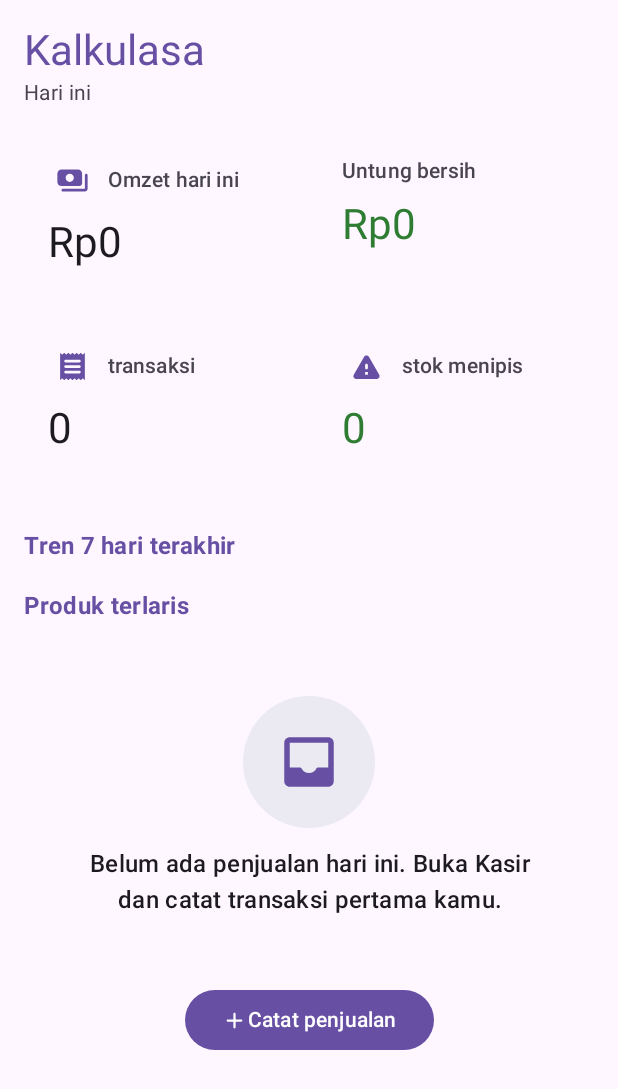
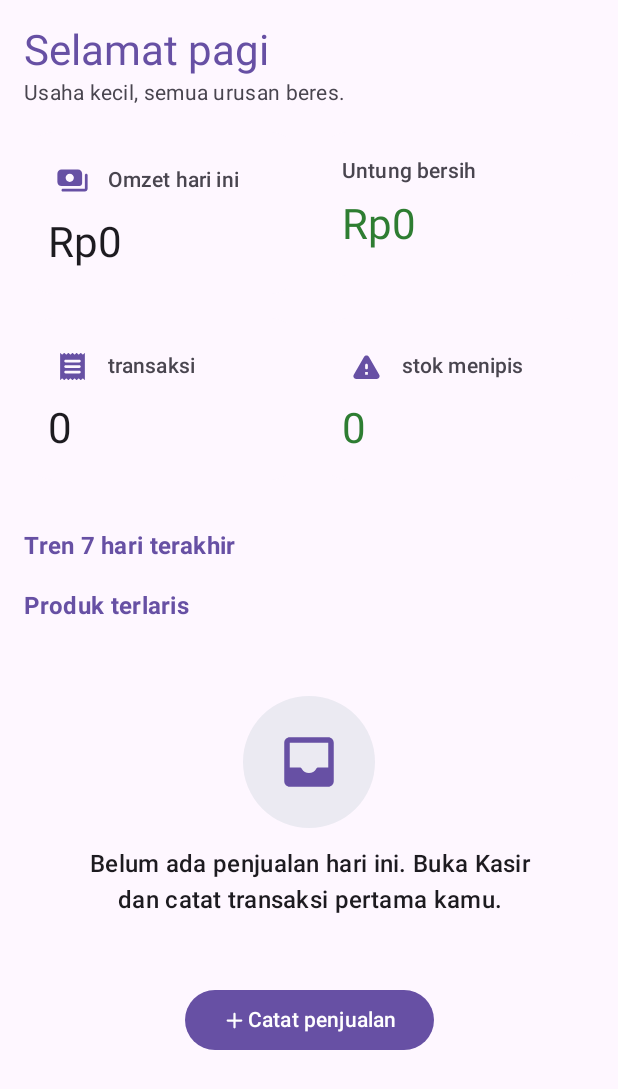
Before and after one commit to nekonaru/kalkulasa, an Android app built with Jetpack Compose: the composable HomeScreen shown on its own in the app's theme, on a phone screen of 412 x 824 dp. Shown: the top 1089 px of the screen. Run offline under Robolectric (Android 15) with nearby library versions, the phone set to English and light mode, and no system bars; our stand-ins replace Dagger/Hilt's generated code; 4 statements that could not run were skipped.

Commit message:
feat: v1.6.0 pinned products, time-aware greeting, Beranda header polish

```diff
--- a/app/build.gradle.kts
+++ b/app/build.gradle.kts
@@ -14,8 +14,8 @@ android {
         applicationId = "id.kalkulasa"
         minSdk = 24
         targetSdk = 35
-        versionCode = 6
-        versionName = "1.5.0"
+        versionCode = 7
+        versionName = "1.6.0"
 
         testInstrumentationRunner = "androidx.test.runner.AndroidJUnitRunner"
         resourceConfigurations += listOf("in", "en")
--- a/app/src/main/java/id/kalkulasa/data/local/entity/Entities.kt
+++ b/app/src/main/java/id/kalkulasa/data/local/entity/Entities.kt
@@ -51,6 +51,7 @@ data class ProductEntity(
     val stokMinimum: Double,
     val fotoUri: String?,
     val diarsipkan: Boolean,
+    val isPinned: Boolean = false,
     val updatedAt: Long,
     val deletedAt: Long? = null,
     val deviceId: String,
--- a/app/src/main/java/id/kalkulasa/data/mapper/Mappers.kt
+++ b/app/src/main/java/id/kalkulasa/data/mapper/Mappers.kt
@@ -32,6 +32,7 @@ fun ProductEntity.toDomain() = Product(
     stokMinimum = stokMinimum,
     fotoUri = fotoUri,
     diarsipkan = diarsipkan,
+    isPinned = isPinned,
 )
 
 fun StockMovementEntity.toDomain(produkNama: String) = StockMovement(
--- a/app/src/main/java/id/kalkulasa/data/repository/BackupRepositoryImpl.kt
+++ b/app/src/main/java/id/kalkulasa/data/repository/BackupRepositoryImpl.kt
@@ -111,7 +111,7 @@ class BackupRepositoryImpl @Inject constructor(
         put("satuan", satuan); jPut(this, "barcode", barcode)
         put("hargaBeliRata2", hargaBeliRata2); put("hargaJual", hargaJual)
         put("stok", stok); put("stokMinimum", stokMinimum)
-        jPut(this, "fotoUri", fotoUri); put("diarsipkan", diarsipkan)
+        jPut(this, "fotoUri", fotoUri); put("diarsipkan", diarsipkan); put("isPinned", isPinned)
         put("updatedAt", updatedAt); jPut(this, "deletedAt", deletedAt)
         put("deviceId", deviceId); put("syncStatus", syncStatus)
     }
@@ -201,6 +201,7 @@ class BackupRepositoryImpl @Inject constructor(
         hargaBeliRata2 = getLong("hargaBeliRata2"), hargaJual = getLong("hargaJual"),
         stok = getDouble("stok"), stokMinimum = getDouble("stokMinimum"),
         fotoUri = str("fotoUri"), diarsipkan = getBoolean("diarsipkan"),
+        isPinned = optBoolean("isPinned", false),
         updatedAt = getLong("updatedAt"), deletedAt = optLongOrNull("deletedAt"),
         deviceId = getString("deviceId"), syncStatus = optString("syncStatus", "PENDING"),
     )
--- a/app/src/main/java/id/kalkulasa/data/repository/ProductRepositoryImpl.kt
+++ b/app/src/main/java/id/kalkulasa/data/repository/ProductRepositoryImpl.kt
@@ -55,6 +55,7 @@ class ProductRepositoryImpl @Inject constructor(
                 stokMinimum = product.stokMinimum,
                 fotoUri = product.fotoUri,
                 diarsipkan = product.diarsipkan,
+                isPinned = product.isPinned,
                 updatedAt = now,
                 deletedAt = null,
                 deviceId = deviceId,
@@ -65,6 +66,11 @@ class ProductRepositoryImpl @Inject constructor(
 
     override suspend fun setArchived(id: String, archived: Boolean) {
         dao.setArchived(id, archived, RepositorySupport.now())
+        RepositorySupport.log(changeLogDao, "product", id, "UPDATE")
+    }
+
+    override suspend fun setPinned(id: String, pinned: Boolean) {
+        dao.setPinned(id, pinned, RepositorySupport.now())
         RepositorySupport.log(changeLogDao, "product", id, "UPDATE")
     }
 
--- a/app/src/main/java/id/kalkulasa/domain/model/Models.kt
+++ b/app/src/main/java/id/kalkulasa/domain/model/Models.kt
@@ -24,6 +24,7 @@ data class Product(
     val stokMinimum: Double,
     val fotoUri: String?,
     val diarsipkan: Boolean,
+    val isPinned: Boolean = false,
 ) {
     val isLowStock: Boolean get() = stok <= stokMinimum
 }
--- a/app/src/main/java/id/kalkulasa/domain/repository/Repositories.kt
+++ b/app/src/main/java/id/kalkulasa/domain/repository/Repositories.kt
@@ -38,6 +38,7 @@ interface ProductRepository {
     suspend fun setArchived(id: String, archived: Boolean)
     /** Bulk-import products atomically. Returns count imported. */
     suspend fun importProducts(products: List<ImportProdukUseCase.ImportedProduct>): Int
+    suspend fun setPinned(id: String, pinned: Boolean)
 }
 
 interface SupplierRepository {
--- a/app/src/main/java/id/kalkulasa/presentation/cashier/CashierViewModel.kt
+++ b/app/src/main/java/id/kalkulasa/presentation/cashier/CashierViewModel.kt
@@ -122,6 +122,10 @@ class CashierViewModel @Inject constructor(
         _cart.value = _cart.value + (product.id to ((_cart.value[product.id] ?: 0.0) + 1))
     }
 
+    fun togglePin(product: Product) {
+        viewModelScope.launch { productRepository.setPinned(product.id, !product.isPinned) }
+    }
+
     fun removeFromCart(productId: String) {
         _cart.value = _cart.value - productId
     }
--- a/app/src/main/java/id/kalkulasa/presentation/home/HomeScreen.kt
+++ b/app/src/main/java/id/kalkulasa/presentation/home/HomeScreen.kt
@@ -66,12 +66,17 @@ fun HomeScreen(
     ) {
         item {
             Column {
+                val greeting = greetingForTimeOfDay(context)
                 Text(
-                    text = state.namaUsaha.ifEmpty { context.getString(R.string.app_name) },
+                    text = greeting,
                     style = MaterialTheme.typography.headlineMedium,
                     color = MaterialTheme.colorScheme.primary,
                 )
-                Text(context.getString(R.string.home_today), style = MaterialTheme.typography.bodyMedium, color = MaterialTheme.colorScheme.onSurfaceVariant)
+                Text(
+                    text = state.namaUsaha.ifEmpty { context.getString(R.string.home_greeting_line) },
+                    style = MaterialTheme.typography.bodyMedium,
+                    color = MaterialTheme.colorScheme.onSurfaceVariant,
+                )
             }
         }
         item {
@@ -165,6 +170,16 @@ fun HomeScreen(
                 }
             }
         }
+    }
+}
+
+private fun greetingForTimeOfDay(context: android.content.Context): String {
+    val hour = java.util.Calendar.getInstance().get(java.util.Calendar.HOUR_OF_DAY)
+    return when (hour) {
+        in 4..10 -> context.getString(R.string.home_greeting_morning)
+        in 11..14 -> context.getString(R.string.home_greeting_afternoon)
+        in 15..18 -> context.getString(R.string.home_greeting_evening)
+        else -> context.getString(R.string.home_greeting_night)
     }
 }
 
--- a/app/src/main/res/values/strings.xml
+++ b/app/src/main/res/values/strings.xml
@@ -42,6 +42,12 @@
 
     <!-- Beranda -->
     <string name="home_today">Hari ini</string>
+    <string name="home_greeting_morning">Selamat pagi</string>
+    <string name="home_greeting_afternoon">Selamat siang</string>
+    <string name="home_greeting_evening">Selamat sore</string>
+    <string name="home_greeting_night">Selamat malam</string>
+    <string name="home_greeting_line">Usaha kecil, semua urusan beres.</string>
+    <string name="product_pin">Sematkan ke atas</string>
     <string name="omzet_today">Omzet hari ini</string>
     <string name="net_profit">Untung bersih</string>
     <string name="transactions_today">transaksi</string>
```
Also changed, not shown: app/src/main/java/id/kalkulasa/data/local/KalkulasaDatabase.kt (+7 -2 lines), app/src/main/java/id/kalkulasa/data/local/dao/Daos.kt (+5 -2 lines), app/src/main/java/id/kalkulasa/presentation/cashier/CashierScreen.kt (+26 -3 lines), 6 other files.
